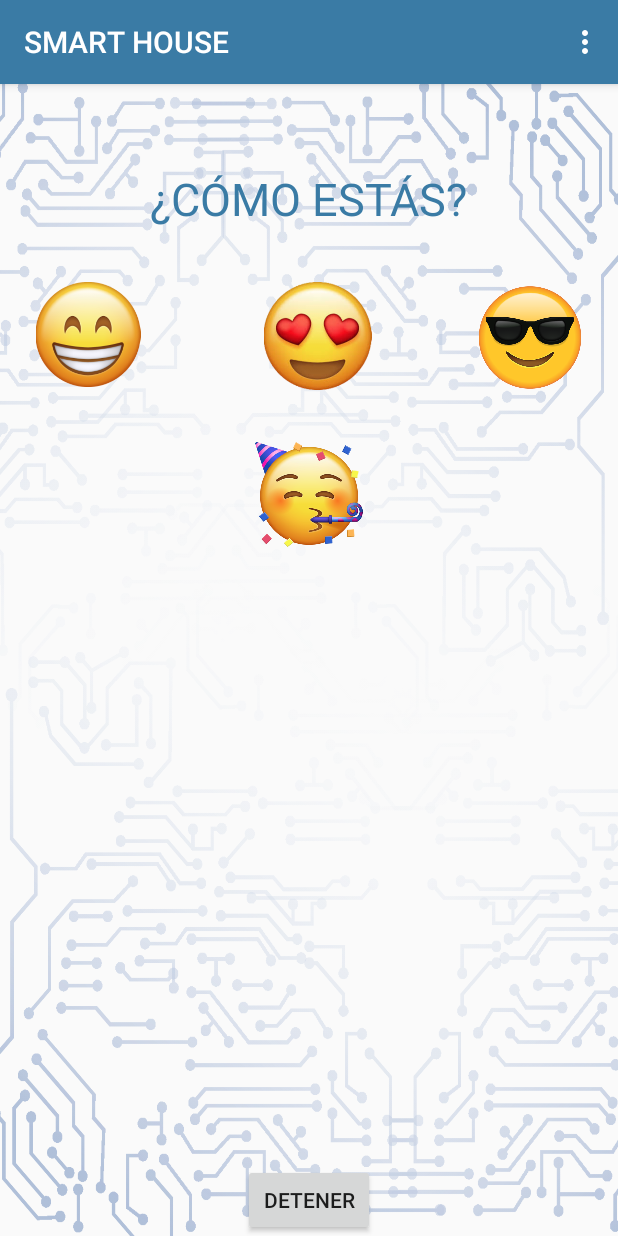
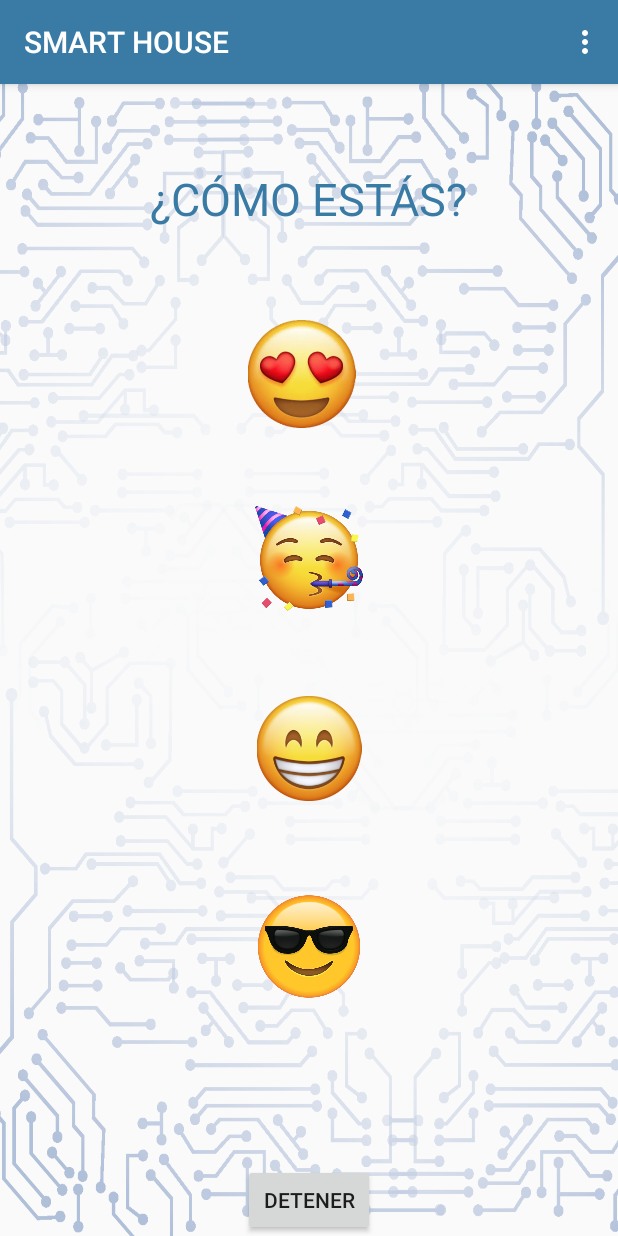
Before and after one commit to warwolf6432/Expofisica, an Android app: the Estado screen opened directly, with no data from a screen before it, on a phone screen of 412 x 824 dp. Run offline under Robolectric (Android 15) with nearby library versions, the phone set to English and light mode, and no system bars.

Commit message:
nada
lol

```diff
--- a/p5/app/src/main/res/layout/activity_estado.xml
+++ b/p5/app/src/main/res/layout/activity_estado.xml
@@ -39,9 +39,10 @@
         android:onClick="feliz"
         android:src="@drawable/feliz"
         app:layout_constraintBottom_toBottomOf="parent"
+        app:layout_constraintEnd_toEndOf="parent"
         app:layout_constraintStart_toStartOf="parent"
         app:layout_constraintTop_toTopOf="parent"
-        app:layout_constraintVertical_bias="0.189" />
+        app:layout_constraintVertical_bias="0.585" />
 
     <ImageView
         android:id="@+id/bwara"
@@ -52,34 +53,33 @@
         app:layout_constraintBottom_toBottomOf="parent"
         app:layout_constraintEnd_toEndOf="parent"
         app:layout_constraintStart_toStartOf="parent"
-        app:layout_constraintTop_toBottomOf="@+id/button2"
-        app:layout_constraintVertical_bias="0.07" />
+        app:layout_constraintTop_toTopOf="parent"
+        app:layout_constraintVertical_bias="0.403" />
 
     <ImageView
         android:id="@+id/bjeje"
         android:layout_width="117dp"
         android:layout_height="70dp"
-        android:layout_marginBottom="160dp"
         android:onClick="jeje"
         android:src="@drawable/bn"
         app:layout_constraintBottom_toBottomOf="parent"
         app:layout_constraintEnd_toEndOf="parent"
+        app:layout_constraintStart_toStartOf="parent"
         app:layout_constraintTop_toTopOf="parent"
-        app:layout_constraintVertical_bias="0.249" />
+        app:layout_constraintVertical_bias="0.774" />
 
     <ImageView
         android:id="@+id/button2"
         android:layout_width="99dp"
         android:layout_height="72dp"
-        android:layout_marginBottom="456dp"
         android:onClick="enamorado"
         android:src="@drawable/enamorado"
         app:layout_constraintBottom_toBottomOf="parent"
         app:layout_constraintEnd_toEndOf="parent"
-        app:layout_constraintHorizontal_bias="0.519"
+        app:layout_constraintHorizontal_bias="0.483"
         app:layout_constraintStart_toStartOf="parent"
-        app:layout_constraintTop_toBottomOf="@+id/idControl3"
-        app:layout_constraintVertical_bias="0.245" />
+        app:layout_constraintTop_toTopOf="parent"
+        app:layout_constraintVertical_bias="0.226" />
 
     <Button
         android:id="@+id/stop"
```
Also changed, not shown: 2 other files.
